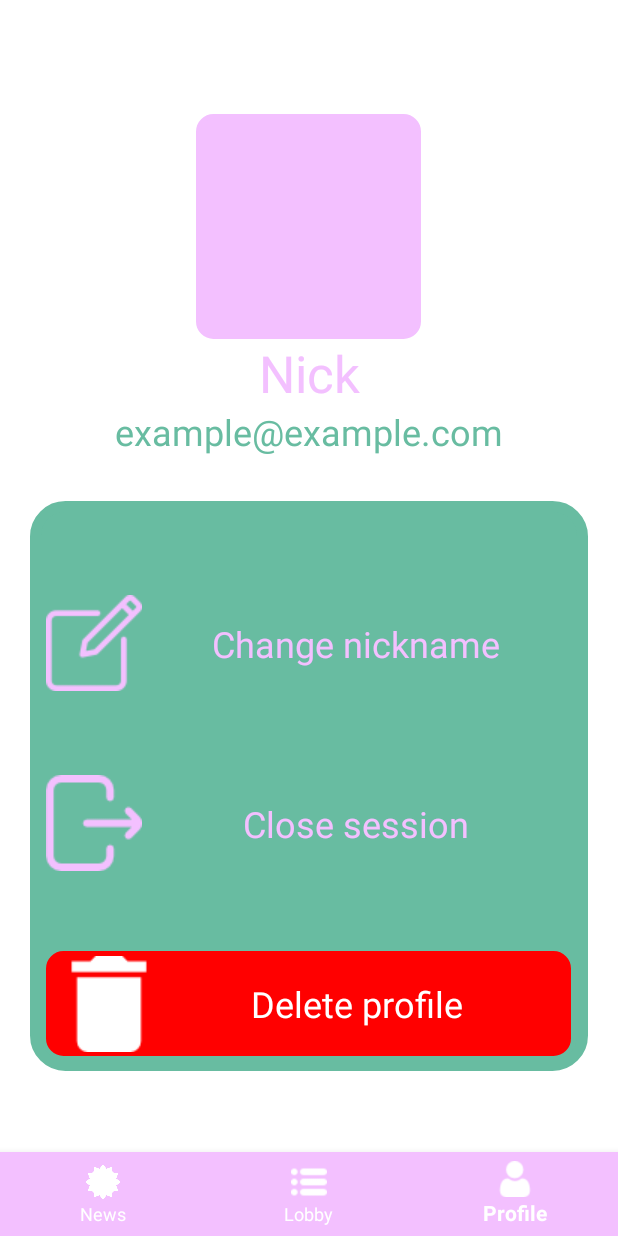
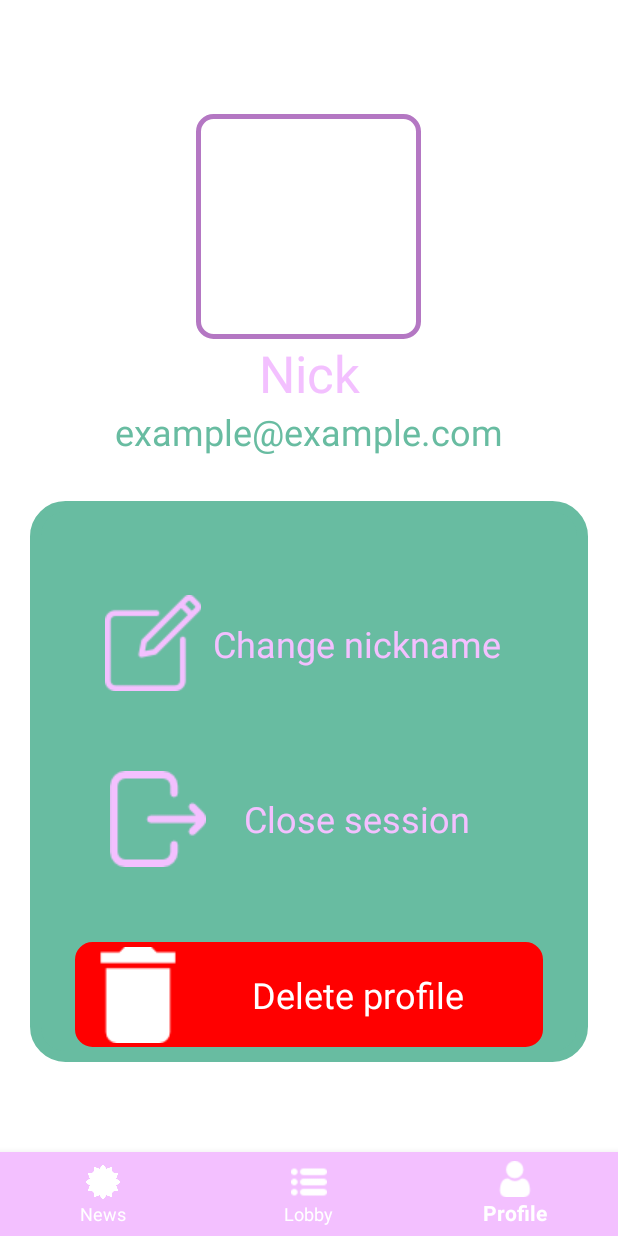
Before and after one commit to AlexYRaul/CartasV2, an Android app: the ProfileFragment screen opened through its navigation route, on a phone screen of 412 x 824 dp. Run offline under Robolectric (Android 15) with nearby library versions, the phone set to English and light mode, and no system bars; our stand-ins replace navigation-ui; Roboto replaces fonts that are not available here; 1 statement that could not run was skipped.

Commit message:
Arreglos pequeños del perfil

```diff
--- a/app/src/main/res/layout/activity_main.xml
+++ b/app/src/main/res/layout/activity_main.xml
@@ -22,7 +22,8 @@
         style="?android:attr/progressBarStyle"
         android:layout_width="88dp"
         android:layout_height="84dp"
-        android:progressTint="@color/LetraSecundaria"
+        android:progressTint="@color/LetraPrincipal"
+        android:secondaryProgressTint="@color/LetraSecundaria"
         app:layout_constraintBottom_toBottomOf="@+id/imgSplash"
         app:layout_constraintEnd_toEndOf="parent"
         app:layout_constraintHorizontal_bias="0.498"
--- a/app/src/main/res/layout/fragment_profile.xml
+++ b/app/src/main/res/layout/fragment_profile.xml
@@ -31,7 +31,6 @@
                 android:layout_gravity="center|center_horizontal|center_vertical"
                 android:layout_marginTop="20dp"
                 android:background="@drawable/style_border_editext"
-                android:backgroundTint="@color/letra1"
                 android:foregroundGravity="center_vertical|center|center_horizontal"
                 tools:src="@tools:sample/avatars" />
 
@@ -67,10 +66,12 @@
 
                 <TextView
                     android:id="@+id/tvCambiarNick"
-                    android:layout_width="350dp"
+                    android:layout_width="match_parent"
                     android:layout_height="70dp"
                     android:layout_gravity="center|center_horizontal|center_vertical"
+                    android:layout_marginLeft="40dp"
                     android:layout_marginTop="50dp"
+                    android:layout_marginRight="40dp"
                     android:drawableLeft="@drawable/editing"
                     android:fontFamily="@font/acme"
                     android:gravity="center|center_horizontal|center_vertical"
@@ -81,10 +82,12 @@
 
                 <TextView
                     android:id="@+id/tvCerrarSesion"
-                    android:layout_width="350dp"
-                    android:layout_height="70dp"
+                    android:layout_width="265dp"
+                    android:layout_height="match_parent"
                     android:layout_gravity="center|center_horizontal|center_vertical"
+                    android:layout_marginLeft="40dp"
                     android:layout_marginTop="50dp"
+                    android:layout_marginRight="40dp"
                     android:drawableLeft="@drawable/exit"
                     android:fontFamily="@font/acme"
                     android:gravity="center|center_horizontal|center_vertical"
@@ -95,10 +98,12 @@
 
                 <TextView
                     android:id="@+id/tvBorrarCuenta"
-                    android:layout_width="350dp"
+                    android:layout_width="312dp"
                     android:layout_height="70dp"
                     android:layout_gravity="center|center_horizontal|center_vertical"
+                    android:layout_marginLeft="20dp"
                     android:layout_marginTop="50dp"
+                    android:layout_marginRight="20dp"
                     android:background="@drawable/style_border_editext"
                     android:backgroundTint="#FF0000"
                     android:drawableLeft="@drawable/delete"
```
